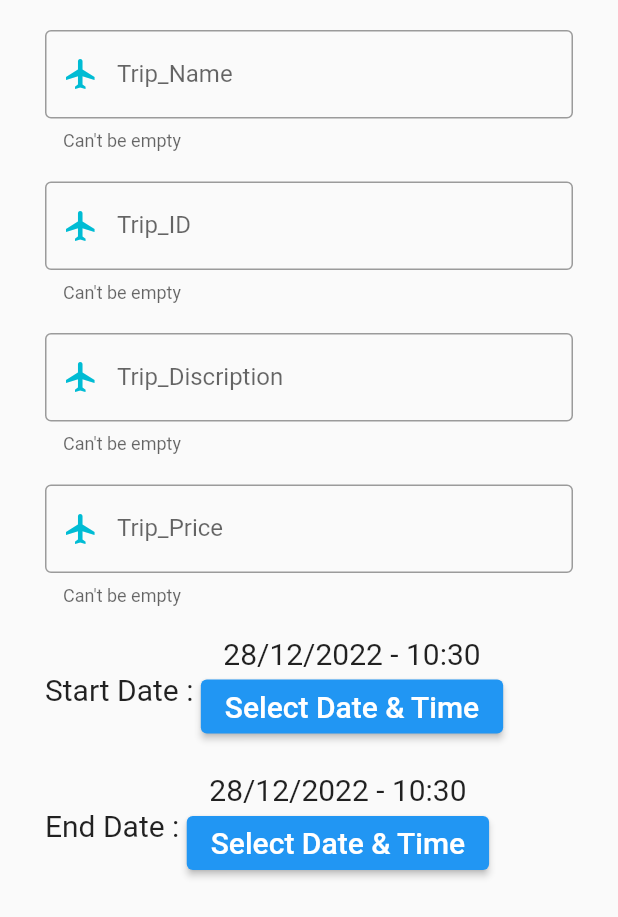
After one commit to yolaashraf/Mobile-Development-Project, a Flutter app: the AddTrip screen opened by its route, on a phone screen of 412 x 824 dp. The commit adds this screen. Shown: the top 917 px of the screen. Run offline on Flutter 3.47's test engine with Material 2 defaults, Android fonts, the phone set to English and light mode, and no system bars; our stand-ins replace go_router, group_button.

Commit message:
Add_Trip_UI & Data_Time_Picker wedget

```diff
--- a/flutter_application_1/lib/main.dart
+++ b/flutter_application_1/lib/main.dart
@@ -6,7 +6,7 @@ import 'package:intl/intl.dart';
 import 'screens/admin/adminHome.dart';
 import 'widgets/nav.dart';
 
-import '/screens/admin/addProduct.dart';
+import 'screens/admin/addTrip.dart';
 import '/screens/admin/manageProducts.dart';
 
 import '/screens/intro_screen.dart';
@@ -47,7 +47,7 @@ class MyApp extends StatelessWidget {
                 // SignupScreen.id: (context) => SignupScreen(),
                 // HomePage.id: (context) => HomePage(),
                 AdminHome.id: (context) => AdminHome(),
-                AddProduct.id: (context) => AddProduct(),
+                AddTrip.id: (context) => AddTrip(),
                 ManageProducts.id: (context) => ManageProducts(),
 
               },
--- a/flutter_application_1/lib/screens/admin/addProduct.dart
+++ /dev/null
@@ -1,12 +0,0 @@
-import 'package:flutter/material.dart';
-
-class AddProduct extends StatelessWidget {
-
-  static String id='AddProduct';
-  @override
-  Widget build(BuildContext context) {
-    return Scaffold(
-      body: Container(),
-    );
-  }
-}
--- /dev/null
+++ b/flutter_application_1/lib/screens/admin/addTrip.dart
@@ -0,0 +1,92 @@
+import 'package:flutter/material.dart';
+import '/widgets/date&time picker.dart';
+class AddTrip extends StatefulWidget {
+    static String id='AddTrip';
+
+  @override
+  State<AddTrip> createState() => _AddTripState();
+}
+
+class _AddTripState extends State<AddTrip> {
+
+  @override
+  Widget build(BuildContext context) {
+    return Scaffold(
+      body: Padding(
+        padding: const EdgeInsets.symmetric(horizontal: 30 , vertical: 20),
+        child: ListView(
+          children: <Widget>[
+            TextField("Trip_Name" , "Name" ,"Can't be empty"),
+
+            SizedBox(
+              height: 20,
+            ),
+            TextField("Trip_ID" , "ID" ,"Can't be empty"),
+            SizedBox(
+              height: 20,
+            ),
+            TextField("Trip_Discription" , "Discription" ,"Can't be empty"),
+            SizedBox(
+              height: 20,
+            ),
+            TextField("Trip_Price" , "Price" ,"Can't be empty"),
+            SizedBox(
+              height: 20,
+            ),
+            Row(
+                children: [
+                  Text(
+                        'Start Date : ',
+                        style: TextStyle( fontSize: 20),
+                      ),
+
+
+                  DateTimePicker(),
+                ]
+            ),
+             SizedBox(
+              height: 20,
+            ),
+            Row(
+                children: [
+                  Text(
+                        'End Date : ',
+                        style: TextStyle( fontSize: 20),
+                      ),
+
+
+                  DateTimePicker(),
+                ]
+            ),
+        ]),
+      ),
+    );
+  }
+
+  Widget TextField(label,hint,helper){
+    return TextFormField(
+      // maxLines: 5,
+      decoration: InputDecoration(
+        border: OutlineInputBorder(
+          borderSide: BorderSide(
+            color: Colors.teal,
+            )
+        ),
+      focusedBorder: OutlineInputBorder(
+          borderSide: BorderSide(
+            color: Colors.cyan,
+            width: 2,
+            )
+        ),
+      prefixIcon: Icon(
+        Icons.flight,
+        color: Colors.cyan,
+         ),
+         labelText: label,
+         hintText: hint,
+         helperText: helper,
+      ) ,
+
+    );
+  }
+}
--- a/flutter_application_1/lib/screens/admin/adminHome.dart
+++ b/flutter_application_1/lib/screens/admin/adminHome.dart
@@ -1,6 +1,6 @@
 // import 'package:buy_it/constants.dart';
 // import 'package:buy_it/screens/admin/OrdersScreen.dart';
-import '/screens/admin/addProduct.dart';
+import 'addTrip.dart';
 // import 'package:buy_it/screens/admin/manageProduct.dart';
 import 'package:flutter/material.dart';
 
@@ -21,9 +21,9 @@ class AdminHome extends StatelessWidget {
           ),
           ElevatedButton(
             onPressed: () {
-              Navigator.pushNamed(context, AddProduct.id);
+              Navigator.pushNamed(context, AddTrip.id);
             },
-            child: Text('Add Product'),
+            child: Text('Add Trip'),
           ),
           ElevatedButton(
             onPressed: () {
--- /dev/null
+++ b/flutter_application_1/lib/screens/admin/tempCodeRunnerFile.dart
@@ -0,0 +1 @@
+import 'package:flutter/material.dart';
--- /dev/null
+++ b/flutter_application_1/lib/widgets/date&time picker.dart
@@ -0,0 +1,70 @@
+
+import 'package:flutter/material.dart';
+class DateTimePicker extends StatefulWidget {
+  const DateTimePicker({super.key});
+
+  @override
+  State<DateTimePicker> createState() => _DateTimePickerState();
+}
+
+class _DateTimePickerState extends State<DateTimePicker> {
+    DateTime dateTime=DateTime.now();
+
+  @override
+  Widget build(BuildContext context) {
+
+                return Row(
+                children: [
+
+                  Column(
+                    children: [
+                      Text(
+                        '${dateTime.day}/${dateTime.month}/${dateTime.year} - ${dateTime.hour}:${dateTime.minute}',
+                        style: const TextStyle(fontSize: 20),
+                      ),
+
+                      ElevatedButton(
+                        child: const Text('Select Date & Time',
+                          style: const TextStyle(fontSize: 20)),
+                        onPressed: ()async{
+                          DateTime? newDate =await showDatePicker(
+                            context: context,
+                            initialDate: dateTime,
+                            firstDate: DateTime(2000),
+                            lastDate: DateTime(2100),
+                          );
+                          if (newDate == null)
+                            return;
+
+                          TimeOfDay? newTime =await showTimePicker(
+                            context: context,
+                            initialTime: TimeOfDay(
+                              hour: dateTime.hour,
+                              minute: dateTime.minute
+                            ),
+                          );
+                          if (newTime == null)
+                            return;
+
+                          final newDateTime = DateTime(
+                            newDate.year ,
+                            newDate.month ,
+                            newDate.day ,
+                            newTime.hour ,
+                            newTime.minute ,
+                          );
+
+
+                          setState(() {
+                            dateTime = newDateTime;
+                          });
+                        },
+                      ),
+
+                    ],
+                  ),
+                ],
+                );
+
+  }
+}
```
